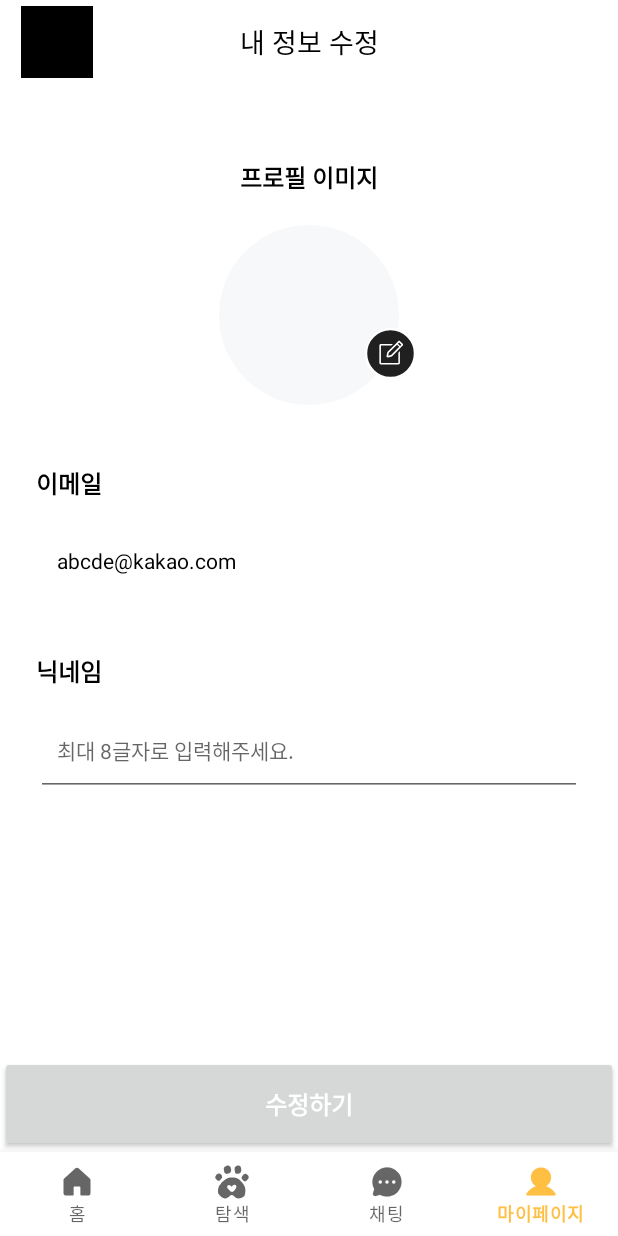
After one commit to team-HSGE/hsge-android, an Android app: the UserProfileEditFragment screen opened through its navigation route, on a phone screen of 412 x 824 dp. The commit adds this screen. Run offline under Robolectric (Android 15) with nearby library versions, the phone set to English and light mode, and no system bars; our stand-ins replace data binding, navigation-ui.

Commit message:
[UI] #13 내 정보 수정 화면 작성

```diff
--- a/app/src/main/java/com/starters/hsge/presentation/main/mypage/MyPageFragment.kt
+++ b/app/src/main/java/com/starters/hsge/presentation/main/mypage/MyPageFragment.kt
@@ -2,13 +2,32 @@ package com.starters.hsge.presentation.main.mypage
 
 import android.os.Bundle
 import android.view.View
+import androidx.navigation.fragment.findNavController
 import com.starters.hsge.R
 import com.starters.hsge.databinding.FragmentMyPageBinding
 import com.starters.hsge.presentation.common.base.BaseFragment
+import com.starters.hsge.presentation.main.MainActivity
 
 class MyPageFragment : BaseFragment<FragmentMyPageBinding>(R.layout.fragment_my_page) {
 
     override fun onViewCreated(view: View, savedInstanceState: Bundle?) {
         super.onViewCreated(view, savedInstanceState)
+
+        binding.ivSettings.setOnClickListener{
+            findNavController().navigate(R.id.action_myPageFragment_to_settingsFragment)
+            goneBtmNav()
+        }
+
+        binding.ivUserProfileEdit.setOnClickListener {
+            findNavController().navigate(R.id.action_myPageFragment_to_userProfileEditFragment)
+            goneBtmNav()
+        }
+
     }
+
+
+    fun goneBtmNav(){
+        (activity as MainActivity).binding.navigationMain.visibility = View.GONE
+    }
+
 }
--- /dev/null
+++ b/app/src/main/java/com/starters/hsge/presentation/main/mypage/UserProfileEditFragment.kt
@@ -0,0 +1,25 @@
+package com.starters.hsge.presentation.main.mypage
+
+import android.os.Bundle
+import android.view.View
+import com.starters.hsge.R
+import com.starters.hsge.databinding.FragmentUserProfileEditBinding
+import com.starters.hsge.presentation.common.base.BaseFragment
+import com.starters.hsge.presentation.main.MainActivity
+
+class UserProfileEditFragment:BaseFragment<FragmentUserProfileEditBinding>(R.layout.fragment_user_profile_edit) {
+
+    override fun onViewCreated(view: View, savedInstanceState: Bundle?) {
+        super.onViewCreated(view, savedInstanceState)
+
+        binding.ivBackBtn.setOnClickListener{
+            visibleBtmNav()
+        }
+
+    }
+
+    fun visibleBtmNav(){
+        (activity as MainActivity).binding.navigationMain.visibility = View.VISIBLE
+    }
+
+}
--- /dev/null
+++ b/app/src/main/res/layout/fragment_user_profile_edit.xml
@@ -0,0 +1,165 @@
+<?xml version="1.0" encoding="utf-8"?>
+<layout xmlns:android="http://schemas.android.com/apk/res/android"
+    xmlns:app="http://schemas.android.com/apk/res-auto"
+    xmlns:tools="http://schemas.android.com/tools">
+
+    <data>
+
+    </data>
+
+    <androidx.constraintlayout.widget.ConstraintLayout
+        android:layout_width="match_parent"
+        android:layout_height="match_parent"
+        android:background="@color/white"
+        tools:context=".presentation.main.mypage.UserProfileEditFragment">
+
+        <androidx.appcompat.widget.Toolbar
+            android:id="@+id/tool_bar"
+            android:layout_width="match_parent"
+            android:layout_height="wrap_content"
+            app:layout_constraintEnd_toEndOf="parent"
+            app:layout_constraintStart_toStartOf="parent"
+            app:layout_constraintTop_toTopOf="parent">
+
+            <TextView
+                android:layout_width="wrap_content"
+                android:layout_height="wrap_content"
+                android:layout_gravity="center"
+                android:text="내 정보 수정"
+                android:textColor="@color/black"
+                android:textSize="18sp"
+                android:textStyle="normal" />
+
+
+        </androidx.appcompat.widget.Toolbar>
+
+        <androidx.constraintlayout.widget.ConstraintLayout
+            android:id="@+id/tool_bar_2"
+            android:layout_width="match_parent"
+            android:layout_height="?attr/actionBarSize"
+            app:layout_constraintEnd_toEndOf="parent"
+            app:layout_constraintStart_toStartOf="parent"
+            app:layout_constraintTop_toTopOf="parent">
+
+            <ImageView
+                android:id="@+id/iv_back_btn"
+                android:layout_width="48dp"
+                android:layout_height="48dp"
+                android:layout_marginLeft="14dp"
+                android:background="@color/black"
+                app:layout_constraintBottom_toBottomOf="parent"
+                app:layout_constraintStart_toStartOf="parent"
+                app:layout_constraintTop_toTopOf="parent" />
+
+        </androidx.constraintlayout.widget.ConstraintLayout>
+
+        <TextView
+            android:id="@+id/tv_profile_image_title"
+            android:layout_width="wrap_content"
+            android:layout_height="wrap_content"
+            android:layout_marginTop="50dp"
+            android:text="프로필 이미지"
+            android:textColor="@color/black"
+            android:textSize="16sp"
+            android:textStyle="bold"
+            app:layout_constraintEnd_toEndOf="parent"
+            app:layout_constraintStart_toStartOf="parent"
+            app:layout_constraintTop_toBottomOf="@+id/tool_bar" />
+
+        <ImageView
+            android:id="@+id/iv_user_profile"
+            android:layout_width="120dp"
+            android:layout_height="120dp"
+            android:layout_marginTop="20dp"
+            android:background="@drawable/bg_gray_circle"
+            app:layout_constraintEnd_toEndOf="parent"
+            app:layout_constraintStart_toStartOf="parent"
+            app:layout_constraintTop_toBottomOf="@+id/tv_profile_image_title" />
+
+        <ImageView
+            android:id="@+id/iv_user_profile_edit"
+            android:layout_width="wrap_content"
+            android:layout_height="wrap_content"
+            android:src="@drawable/ic_user_profile_edit_btn"
+            app:layout_constraintBottom_toBottomOf="@+id/iv_user_profile"
+            app:layout_constraintEnd_toEndOf="parent"
+            app:layout_constraintHorizontal_bias="0.42"
+            app:layout_constraintStart_toStartOf="@+id/iv_user_profile"
+            app:layout_constraintTop_toTopOf="@+id/iv_user_profile"
+            app:layout_constraintVertical_bias="0.8" />
+
+        <TextView
+            android:id="@+id/tv_email_title"
+            android:layout_width="wrap_content"
+            android:layout_height="wrap_content"
+            android:layout_marginStart="24dp"
+            android:layout_marginTop="40dp"
+            android:text="이메일"
+            android:textColor="@color/black"
+            android:textSize="16sp"
+            android:textStyle="bold"
+            app:layout_constraintStart_toStartOf="parent"
+            app:layout_constraintTop_toBottomOf="@+id/iv_user_profile" />
+
+        <TextView
+            android:id="@+id/tv_email"
+            android:layout_width="match_parent"
+            android:layout_height="wrap_content"
+            android:layout_marginHorizontal="24dp"
+            android:layout_marginTop="10dp"
+            android:gravity="center_vertical"
+            android:paddingHorizontal="14dp"
+            android:paddingVertical="20dp"
+            android:text="abcde@kakao.com"
+            android:textColor="@color/black"
+            android:textSize="14sp"
+            android:textStyle="normal"
+            app:layout_constraintEnd_toEndOf="parent"
+            app:layout_constraintStart_toStartOf="parent"
+            app:layout_constraintTop_toBottomOf="@+id/tv_email_title" />
+
+
+        <TextView
+            android:id="@+id/tv_nickname_title"
+            android:layout_width="wrap_content"
+            android:layout_height="wrap_content"
+            android:layout_marginStart="24dp"
+            android:layout_marginTop="32dp"
+            android:text="닉네임"
+            android:textColor="@color/black"
+            android:textSize="16sp"
+            android:textStyle="bold"
+            app:layout_constraintStart_toStartOf="parent"
+            app:layout_constraintTop_toBottomOf="@+id/tv_email" />
+
+        <androidx.appcompat.widget.AppCompatEditText
+            android:id="@+id/et_nickname"
+            android:layout_width="match_parent"
+            android:layout_height="wrap_content"
+            android:layout_marginHorizontal="24dp"
+            android:layout_marginTop="10dp"
+            android:hint="최대 8글자로 입력해주세요."
+            android:paddingHorizontal="14dp"
+            android:paddingVertical="20dp"
+            android:textColor="@color/black"
+            android:textSize="14sp"
+            android:textStyle="normal"
+            app:layout_constraintEnd_toEndOf="parent"
+            app:layout_constraintStart_toStartOf="parent"
+            app:layout_constraintTop_toBottomOf="@+id/tv_nickname_title" />
+
+        <androidx.appcompat.widget.AppCompatButton
+            android:id="@+id/btn_edit"
+            android:layout_width="match_parent"
+            android:layout_height="wrap_content"
+            android:paddingVertical="20dp"
+            android:text="수정하기"
+            android:textColor="@color/white"
+            android:textSize="16sp"
+            android:textStyle="bold"
+            app:layout_constraintBottom_toBottomOf="parent"
+            app:layout_constraintEnd_toEndOf="parent"
+            app:layout_constraintStart_toStartOf="parent" />
+
+    </androidx.constraintlayout.widget.ConstraintLayout>
+</layout>
--- a/app/src/main/res/navigation/nav_graph.xml
+++ b/app/src/main/res/navigation/nav_graph.xml
@@ -24,5 +24,20 @@
         android:id="@+id/myPageFragment"
         android:name="com.starters.hsge.presentation.main.mypage.MyPageFragment"
         android:label="fragment_my_page"
-        tools:layout="@layout/fragment_my_page" />
+        tools:layout="@layout/fragment_my_page">
+        <action
+            android:id="@+id/action_myPageFragment_to_userProfileEditFragment"
+            app:destination="@id/userProfileEditFragment" />
+        <action
+            android:id="@+id/action_myPageFragment_to_settingsFragment"
+            app:destination="@id/settingsFragment" />
+    </fragment>
+    <fragment
+        android:id="@+id/userProfileEditFragment"
+        android:name="com.starters.hsge.presentation.main.mypage.UserProfileEditFragment"
+        android:label="fragment_user_profile_edit" />
+    <fragment
+        android:id="@+id/settingsFragment"
+        android:name="com.starters.hsge.presentation.main.mypage.SettingsFragment"
+        android:label="fragment_settings" />
 </navigation>
```
